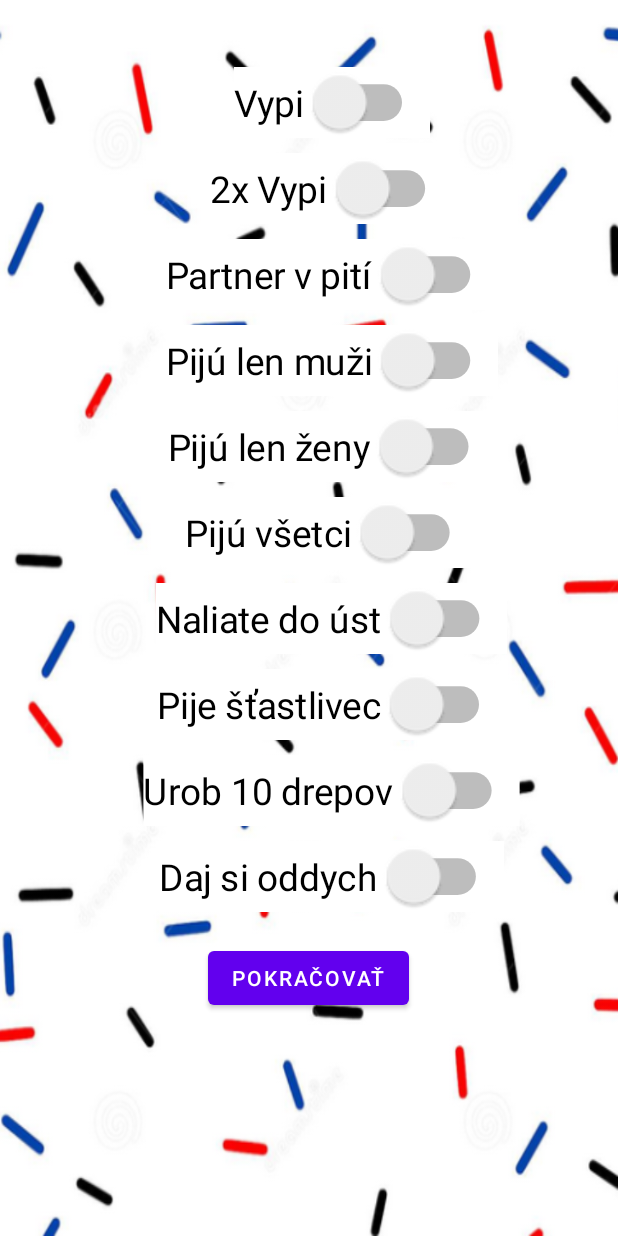
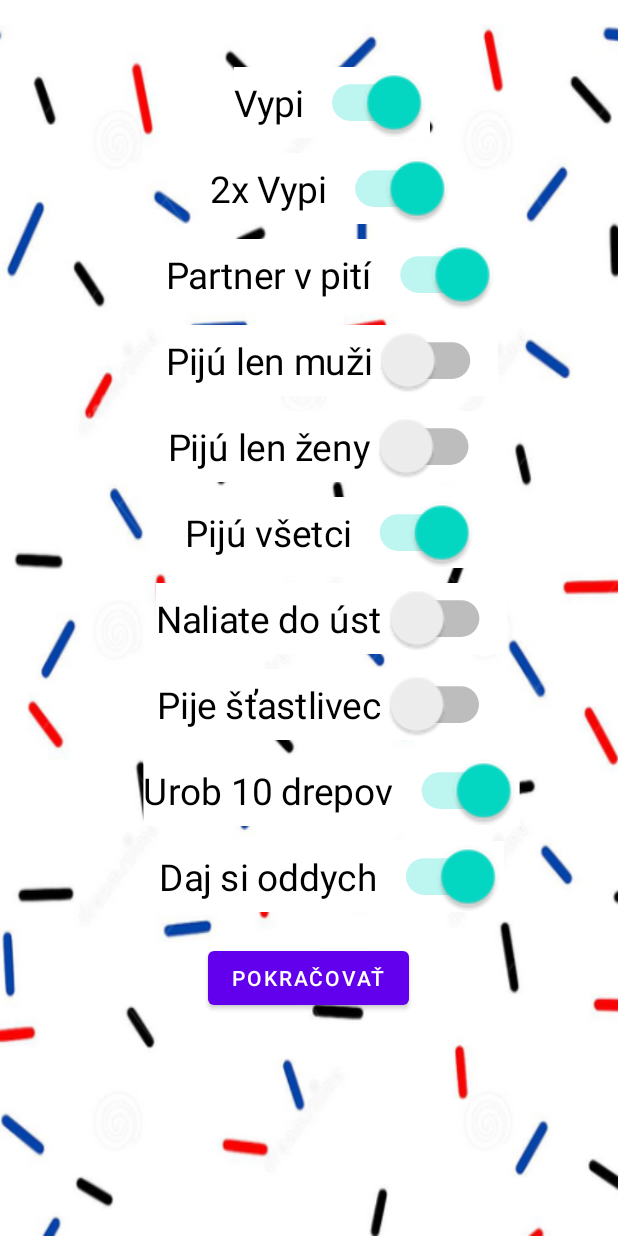
Before and after one commit to marek-cuper/Spin_and_drink, an Android app: the NamesSettings screen opened directly, with no data from a screen before it, after a tap on "POKRAČOVAŤ", on a phone screen of 412 x 824 dp. Run offline under Robolectric (Android 15) with nearby library versions, the phone set to English and light mode, and no system bars; 3 other taps on this screen came first.

Commit message:
obmedzenie vyberu misii

```diff
--- a/app/src/main/java/com/example/spinyourdrink/MissionSettings.kt
+++ b/app/src/main/java/com/example/spinyourdrink/MissionSettings.kt
@@ -2,58 +2,156 @@ package com.example.spinyourdrink
 
 import android.annotation.SuppressLint
 import android.content.Intent
+import android.graphics.Color
 import android.os.Bundle
+import android.view.View
 import android.widget.Button
 import android.widget.Switch
+import android.widget.TextView
 import androidx.appcompat.app.AppCompatActivity
 
 
 class MissionSettings : AppCompatActivity() {
 
     var listUlohy = ArrayList<Boolean>()
+    var listSwitchov = ArrayList<Switch>()
+    var zeny = false
+    var muzi = false
 
     @SuppressLint("UseSwitchCompatOrMaterialCode")
     override fun onCreate(savedInstanceState: Bundle?) {
         super.onCreate(savedInstanceState)
         setContentView(R.layout.activity_mission_settings)
 
+        //data z predosleho fragmentu
+        val listMien = intent.getStringArrayListExtra("listMien")
+        val listPohlavi = intent.getStringArrayListExtra("listPohlavi")
+
+        //button a switche
         val pokracovatButton = findViewById<Button>(R.id.pokracovatButtonMission)
 
+        val switchVypi = findViewById<Switch>(R.id.switchVypi)
+        val switchVypi2 = findViewById<Switch>(R.id.switchVypi2)
+        val switchPartner = findViewById<Switch>(R.id.switchPartner)
+        val switchMuzi = findViewById<Switch>(R.id.switchMuzi)
+        val switchZeny = findViewById<Switch>(R.id.switchZeny)
+        val switchVsetci = findViewById<Switch>(R.id.switchVsetci)
+        val switchNalej = findViewById<Switch>(R.id.switchNalej)
+        val switchStastlivec = findViewById<Switch>(R.id.switchStastlivec)
+        val switchDrepy = findViewById<Switch>(R.id.switch_drepy)
+        val switchPauza = findViewById<Switch>(R.id.switch_pauza)
+
+        var textViewUpozornenie = findViewById<TextView>(R.id.upozornenieMission)
+
+
+        if (listPohlavi != null) {
+            for (i in 0 until listPohlavi.size){
+                if(listPohlavi[i] == "zena"){
+                    zeny = true
+                } else{
+                    muzi = true
+                }
+            }
+        }
+
+        //ukladanie switchov do arraylistu
+        listSwitchov.add(switchVypi)
+        listSwitchov.add(switchVypi2)
+        listSwitchov.add(switchPartner)
+        if(muzi){
+            listSwitchov.add(switchMuzi)
+        }
+        if(zeny){
+            listSwitchov.add(switchZeny)
+        }
+        listSwitchov.add(switchVsetci)
+        listSwitchov.add(switchNalej)
+        listSwitchov.add(switchStastlivec)
+        listSwitchov.add(switchDrepy)
+        listSwitchov.add(switchPauza)
 
         pokracovatButton.setOnClickListener() {
 
-            val switchVypi = findViewById<Switch>(R.id.switchVypi)
-            listUlohy.add(switchVypi.isChecked)
-            val switchVypi2 = findViewById<Switch>(R.id.switchVypi2)
-            listUlohy.add(switchVypi2.isChecked)
-            val switchPartner = findViewById<Switch>(R.id.switchPartner)
-            listUlohy.add(switchPartner.isChecked)
-            val switchMuzi = findViewById<Switch>(R.id.switchMuzi)
-            listUlohy.add(switchMuzi.isChecked)
-            val switchZeny = findViewById<Switch>(R.id.switchZeny)
-            listUlohy.add(switchZeny.isChecked)
-            val switchVsetci = findViewById<Switch>(R.id.switchVsetci)
-            listUlohy.add(switchVsetci.isChecked)
-            val switchNalej = findViewById<Switch>(R.id.switchNalej)
-            listUlohy.add(switchNalej.isChecked)
-            val switchStastlivec = findViewById<Switch>(R.id.switchStastlivec)
-            listUlohy.add(switchStastlivec.isChecked)
-            val switchDrepy = findViewById<Switch>(R.id.switch_drepy)
-            listUlohy.add(switchDrepy.isChecked)
-            val switchPauza = findViewById<Switch>(R.id.switch_pauza)
-            listUlohy.add(switchPauza.isChecked)
+            for (i in 0 until listSwitchov.size){
+                listUlohy.add(listSwitchov[i].isChecked)
+            }
 
-
-            val zoznamMien = intent.getStringArrayListExtra("zoznamMien")
-            val zoznamPohlavi = intent.getStringArrayListExtra("zoznamPohlavi")
             intent = Intent(this, MainSpin::class.java).apply {
-                putExtra("zoznamMien", zoznamMien)
-                putExtra("zoznamPohlavi", zoznamPohlavi)
-                putExtra("zoznamUloh", listUlohy)
+                putExtra("listMien", listMien)
+                putExtra("listPohlavi", listPohlavi)
+                putExtra("listUloh", listUlohy)
             }
             startActivity(intent)
 
         }
 
+
+        switchVypi.setOnClickListener() {
+            minimum()
+        }
+        switchVypi2.setOnClickListener() {
+            minimum()
+        }
+        switchPartner.setOnClickListener() {
+            minimum()
+        }
+        switchMuzi.setOnClickListener() {
+            if(muzi){
+                minimum()
+            } else{
+                switchMuzi.isChecked = false
+                textViewUpozornenie.setText(getString(R.string.muzi_misia))
+                textViewUpozornenie.visibility = View.VISIBLE
+            }
+        }
+        switchZeny.setOnClickListener() {
+            if(zeny){
+                minimum()
+            } else{
+                switchZeny.isChecked = false
+                textViewUpozornenie.setText(getString(R.string.zeny_misia))
+                textViewUpozornenie.visibility = View.VISIBLE
+            }
+        }
+        switchVsetci.setOnClickListener() {
+            minimum()
+        }
+        switchNalej.setOnClickListener() {
+            minimum()
+        }
+        switchStastlivec.setOnClickListener() {
+            minimum()
+        }
+        switchDrepy.setOnClickListener() {
+            minimum()
+        }
+        switchPauza.setOnClickListener() {
+            minimum()
+        }
+
+    }
+    fun minimum() {
+        val pocUloh = pocetUloh()
+        if(pocUloh < 5){
+            var textViewUpozornenie = findViewById<TextView>(R.id.upozornenieMission)
+            textViewUpozornenie.setText(getString(R.string.minimum_misii))
+            textViewUpozornenie.visibility = View.VISIBLE
+
+            var cislo = (0 until listSwitchov.size).random()
+            while (listSwitchov[cislo].isChecked){
+                cislo = (0 until listSwitchov.size).random()
+            }
+            listSwitchov[cislo].isChecked = true
+        }
+    }
+
+    fun pocetUloh(): Int {
+        var pocetUloh = 0
+        for (i in 0 until listSwitchov.size){
+            if(listSwitchov[i].isChecked){
+                pocetUloh++
+            }
+        }
+        return pocetUloh
     }
 }
--- a/app/src/main/java/com/example/spinyourdrink/NamesSettings.kt
+++ b/app/src/main/java/com/example/spinyourdrink/NamesSettings.kt
@@ -11,7 +11,7 @@ import androidx.appcompat.app.AppCompatActivity
 class NamesSettings : AppCompatActivity() {
     var pocetHracov = 0;
     var listMien = ArrayList<String>()
-    var listPohlavi = ArrayList<Boolean>()
+    var listPohlavi = ArrayList<String>()
     var zobrazenieText = ArrayList<EditText>()
     var zobrazenieSwitch = ArrayList<Switch>()
 
@@ -78,30 +78,30 @@ class NamesSettings : AppCompatActivity() {
             listMien.add(textHrac1.text.toString())
             listMien.add(textHrac2.text.toString())
             listMien.add(textHrac3.text.toString())
-            listPohlavi.add(switchHrac1.isChecked)
-            listPohlavi.add(switchHrac2.isChecked)
-            listPohlavi.add(switchHrac3.isChecked)
+            listPohlavi.add(pohlavieString(switchHrac1.isChecked))
+            listPohlavi.add(pohlavieString(switchHrac2.isChecked))
+            listPohlavi.add(pohlavieString(switchHrac3.isChecked))
             if(pocetHracov > 3){
                 listMien.add(textHrac4.text.toString())
-                listPohlavi.add(switchHrac4.isChecked)
+                listPohlavi.add(pohlavieString(switchHrac4.isChecked))
                 if(pocetHracov > 4){
                     listMien.add(textHrac5.text.toString())
-                    listPohlavi.add(switchHrac5.isChecked)
+                    listPohlavi.add(pohlavieString(switchHrac5.isChecked))
                     if(pocetHracov > 5){
                         listMien.add(textHrac6.text.toString())
-                        listPohlavi.add(switchHrac6.isChecked)
+                        listPohlavi.add(pohlavieString(switchHrac6.isChecked))
                     }
                 }
             }
-            for (i in 0..listMien.size-1) {
+            for (i in 0 until listMien.size) {
                 if(listMien[i] == ""){
                     listMien[i] = "hrac" + (i + 1)
                 }
             }
 
             val intent = Intent(this,MissionSettings::class.java).apply {
-                putExtra("zoznamMien", listMien)
-                putExtra("zoznamPohlavi", listPohlavi)
+                putExtra("listMien", listMien)
+                putExtra("listPohlavi", listPohlavi)
             }
             startActivity(intent)
         }
@@ -156,4 +156,12 @@ class NamesSettings : AppCompatActivity() {
         }
 
     }
+
+    fun pohlavieString(pohlavie: Boolean): String {
+        if(pohlavie){
+            return "zena"
+        } else{
+            return "muz"
+        }
+    }
 }
--- a/app/src/main/res/layout/activity_mission_settings.xml
+++ b/app/src/main/res/layout/activity_mission_settings.xml
@@ -18,8 +18,19 @@
         app:layout_constraintTop_toTopOf="parent"
         app:layout_constraintVertical_bias="0.0">
 
+        <TextView
+            android:id="@+id/upozornenieMission"
+            android:layout_width="wrap_content"
+            android:layout_height="wrap_content"
+            android:layout_marginBottom="10dp"
+            android:background="@color/white"
+            android:textColor="@color/red"
+            android:text="@string/minimum_misii"
+            android:visibility="invisible"/>
+
         <Switch
             android:id="@+id/switchVypi"
+            android:checked="true"
             android:layout_width="wrap_content"
             android:layout_height="wrap_content"
             android:layout_marginStart="15dp"
@@ -33,6 +44,7 @@
 
         <Switch
             android:id="@+id/switchVypi2"
+            android:checked="true"
             android:layout_width="wrap_content"
             android:layout_height="wrap_content"
             android:layout_marginBottom="30dp"
@@ -47,6 +59,7 @@
 
         <Switch
             android:id="@+id/switchPartner"
+            android:checked="true"
             android:layout_width="wrap_content"
             android:layout_height="wrap_content"
             android:layout_marginBottom="30dp"
@@ -62,8 +75,8 @@
             android:id="@+id/switchMuzi"
             android:layout_width="wrap_content"
             android:layout_height="wrap_content"
+            android:layout_marginStart="15dp"
             android:layout_marginBottom="30dp"
-            android:layout_marginStart="15dp"
             android:background="@color/white"
             android:scaleX="1.75"
             android:scaleY="1.75"
@@ -86,6 +99,7 @@
 
         <Switch
             android:id="@+id/switchVsetci"
+            android:checked="true"
             android:layout_width="wrap_content"
             android:layout_height="wrap_content"
             android:layout_marginBottom="30dp"
@@ -125,6 +139,7 @@
 
         <Switch
             android:id="@+id/switch_drepy"
+            android:checked="true"
             android:layout_width="wrap_content"
             android:layout_height="wrap_content"
             android:layout_marginBottom="30dp"
@@ -138,6 +153,7 @@
 
         <Switch
             android:id="@+id/switch_pauza"
+            android:checked="true"
             android:layout_width="wrap_content"
             android:layout_height="wrap_content"
             android:layout_marginStart="15dp"
@@ -153,7 +169,9 @@
             android:layout_width="wrap_content"
             android:layout_height="wrap_content"
             android:layout_marginTop="30dp"
+            android:layout_marginBottom="30dp"
             android:text="@string/pokracovat" />
+
 
     </LinearLayout>
 </androidx.constraintlayout.widget.ConstraintLayout>
--- a/app/src/main/res/values/strings.xml
+++ b/app/src/main/res/values/strings.xml
@@ -24,4 +24,7 @@
     <string name="uloha_drepy">Urob 10 drepov</string>
     <string name="uloha_pauza">Daj si oddych</string>
     <string name="title_activity_main_spin">MainSpin</string>
+    <string name="minimum_misii">Minimum 5 uloh</string>
+    <string name="muzi_misia">Hra bez muzov</string>
+    <string name="zeny_misia">Hra bez zien</string>
 </resources>
```
Also changed, not shown: app/src/main/java/com/example/spinyourdrink/MainSpin.kt (+8 -8 lines), app/src/main/res/navigation/nav_graph.xml (+11 -1 lines).
